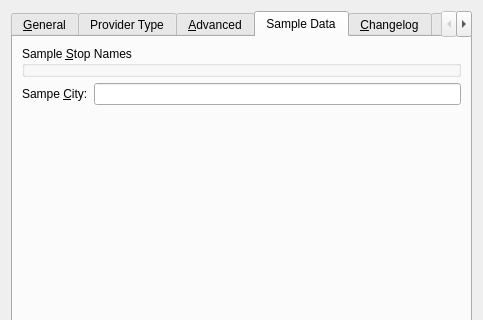
First picture: the form in engine/timetablemate/src/timetablemateview_base.ui, repository KDE/publictransport, before the edit; both pictures show x 0 to 483 and y 0 to 320 of the 483 by 579 pixel window.
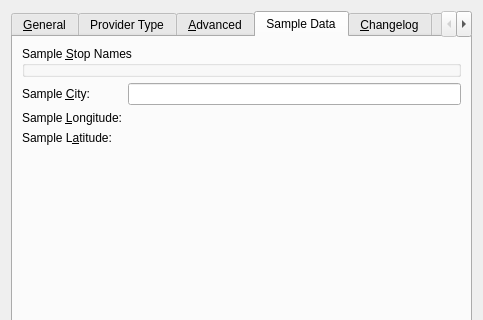
Second picture: the form after the edit. The open tabs and pages were chosen to show the change. Custom widgets are drawn as their Qt base class.

Diff of the .ui file:
```diff
--- a/engine/timetablemate/src/timetablemateview_base.ui
+++ b/engine/timetablemate/src/timetablemateview_base.ui
@@ -845,7 +845,7 @@
        <item row="2" column="0">
         <widget class="QLabel" name="lblSampleCity">
          <property name="text">
-          <string>Sampe &amp;City:</string>
+          <string>Sample &amp;City:</string>
          </property>
          <property name="buddy">
           <cstring>sampleCity</cstring>
@@ -855,6 +855,32 @@
        <item row="2" column="1">
         <widget class="KLineEdit" name="sampleCity"/>
        </item>
+       <item row="3" column="1">
+        <widget class="Marble::LatLonEdit" name="sampleLongitude"/>
+       </item>
+       <item row="3" column="0">
+        <widget class="QLabel" name="lblSampleCoordinates">
+         <property name="text">
+          <string>Sample &amp;Longitude:</string>
+         </property>
+         <property name="buddy">
+          <cstring>sampleLongitude</cstring>
+         </property>
+        </widget>
+       </item>
+       <item row="4" column="1">
+        <widget class="Marble::LatLonEdit" name="sampleLatitude"/>
+       </item>
+       <item row="4" column="0">
+        <widget class="QLabel" name="lblSampleCoordinates_2">
+         <property name="text">
+          <string>Sample L&amp;atitude:</string>
+         </property>
+         <property name="buddy">
+          <cstring>sampleLatitude</cstring>
+         </property>
+        </widget>
+       </item>
       </layout>
      </widget>
      <widget class="QWidget" name="tabChangelog">
@@ -940,6 +966,11 @@
    <extends>QTreeWidget</extends>
    <header>ktimezonewidget.h</header>
   </customwidget>
+  <customwidget>
+   <class>Marble::LatLonEdit</class>
+   <extends>QWidget</extends>
+   <header>LatLonEdit.h</header>
+  </customwidget>
  </customwidgets>
  <tabstops>
   <tabstop>tabNotes</tabstop>
```
